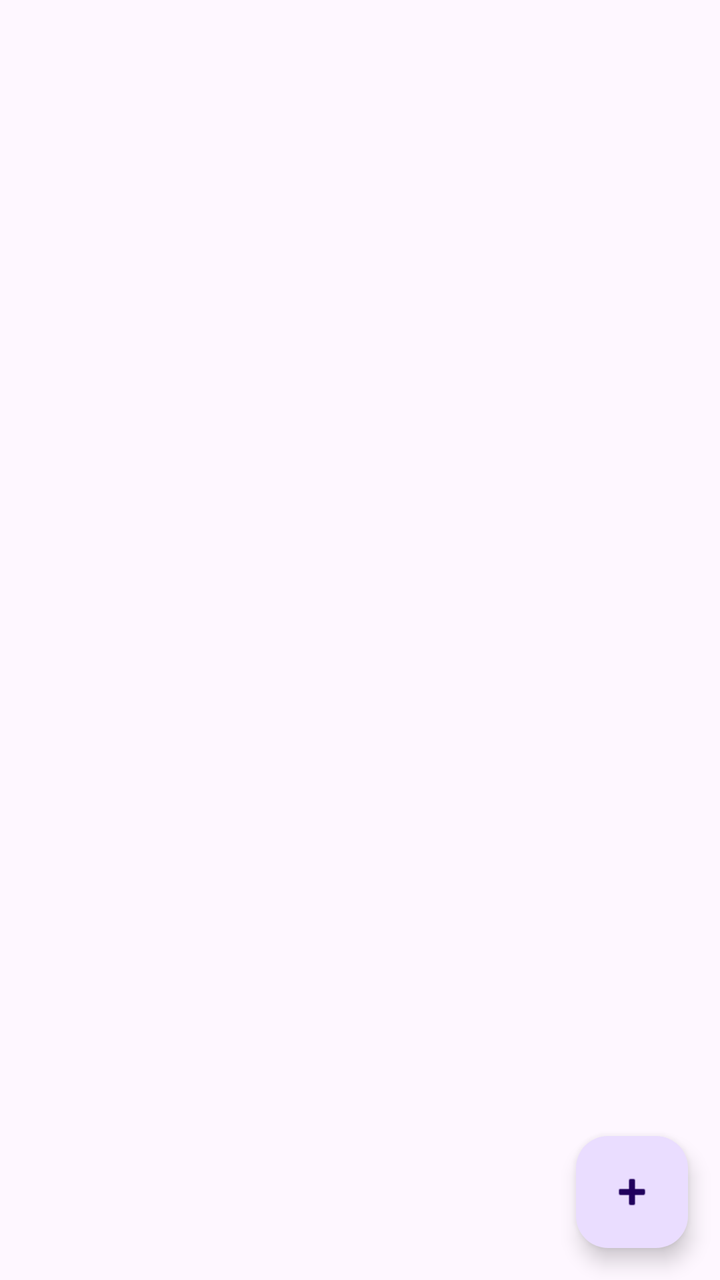
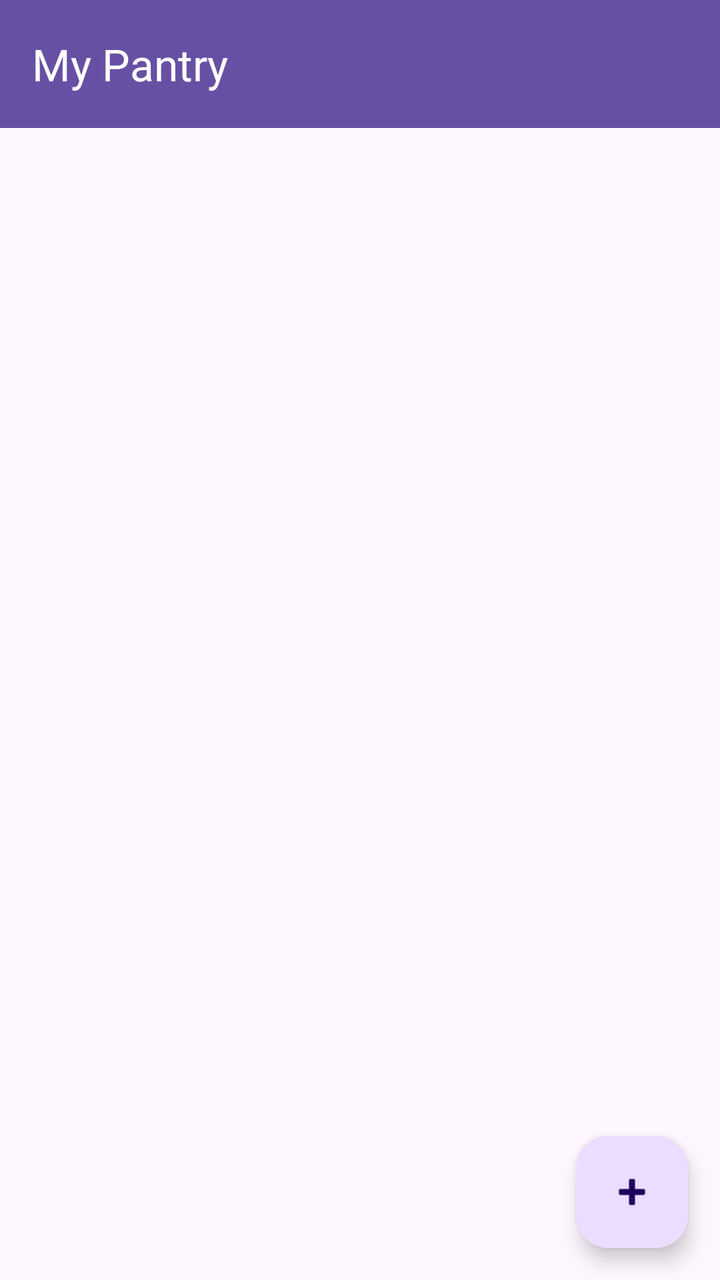

The first picture is an Android layout as it rendered before a commit; the second is the same layout after the commit. The layout source and the unified diff follow.
<!-- AndroidManifest.xml: application theme Theme.SmartPantryManager -->
<!-- res/layout/activity_main.xml -->
<?xml version="1.0" encoding="utf-8"?>
<androidx.coordinatorlayout.widget.CoordinatorLayout
    xmlns:android="http://schemas.android.com/apk/res/android"
    xmlns:app="http://schemas.android.com/apk/res-auto"
    xmlns:tools="http://schemas.android.com/tools"
    android:layout_width="match_parent"
    android:layout_height="match_parent"
    tools:context=".MainActivity">

    <androidx.recyclerview.widget.RecyclerView
        android:id="@+id/recyclerViewPantry"
        android:layout_width="match_parent"
        android:layout_height="match_parent"
        android:clipToPadding="false"
        android:paddingBottom="80dp" />

    
    <TextView
        android:id="@+id/tvEmptyPantry"
        android:layout_width="wrap_content"
        android:layout_height="wrap_content"
        android:layout_gravity="center"
        android:text="Your pantry is empty.\nAdd some ingredients!"
        android:textAlignment="center"
        android:textSize="18sp"
        android:visibility="gone" />

    
    <com.google.android.material.floatingactionbutton.FloatingActionButton
        android:id="@+id/fabAddItem"
        android:layout_width="wrap_content"
        android:layout_height="wrap_content"
        android:layout_gravity="bottom|end"
        android:layout_margin="16dp"
        android:contentDescription="Add Ingredient"
        app:srcCompat="@android:drawable/ic_input_add" />

</androidx.coordinatorlayout.widget.CoordinatorLayout>
<!-- resources referenced by this layout -->
<resources>
  <style name="Theme.SmartPantryManager" parent="Base.Theme.SmartPantryManager" />
  <style name="Base.Theme.SmartPantryManager" parent="Theme.Material3.DayNight.NoActionBar">
          
          
      </style>
</resources>

<!-- the commit's change to res/layout/activity_main.xml (unified diff, before → after) -->
@@ -1,38 +1,58 @@
 <?xml version="1.0" encoding="utf-8"?>
-<androidx.coordinatorlayout.widget.CoordinatorLayout
-    xmlns:android="http://schemas.android.com/apk/res/android"
+<LinearLayout xmlns:android="http://schemas.android.com/apk/res/android"
     xmlns:app="http://schemas.android.com/apk/res-auto"
     xmlns:tools="http://schemas.android.com/tools"
     android:layout_width="match_parent"
     android:layout_height="match_parent"
+    android:orientation="vertical"
+    android:fitsSystemWindows="true"
     tools:context=".MainActivity">
 
-    <androidx.recyclerview.widget.RecyclerView
-        android:id="@+id/recyclerViewPantry"
+    <com.google.android.material.appbar.AppBarLayout
         android:layout_width="match_parent"
-        android:layout_height="match_parent"
-        android:clipToPadding="false"
-        android:paddingBottom="80dp" />
+        android:layout_height="wrap_content"
+        android:background="?attr/colorPrimary">
+
+        <com.google.android.material.appbar.MaterialToolbar
+            android:id="@+id/toolbarMain"
+            android:layout_width="match_parent"
+            android:layout_height="?attr/actionBarSize"
+            app:title="My Pantry"
+            app:titleTextColor="@android:color/white" />
+
+    </com.google.android.material.appbar.AppBarLayout>
 
     
-    <TextView
-        android:id="@+id/tvEmptyPantry"
-        android:layout_width="wrap_content"
-        android:layout_height="wrap_content"
-        android:layout_gravity="center"
-        android:text="Your pantry is empty.\nAdd some ingredients!"
-        android:textAlignment="center"
-        android:textSize="18sp"
-        android:visibility="gone" />
+    <androidx.coordinatorlayout.widget.CoordinatorLayout
+        android:layout_width="match_parent"
+        android:layout_height="0dp"
+        android:layout_weight="1">
 
-    
-    <com.google.android.material.floatingactionbutton.FloatingActionButton
-        android:id="@+id/fabAddItem"
-        android:layout_width="wrap_content"
-        android:layout_height="wrap_content"
-        android:layout_gravity="bottom|end"
-        android:layout_margin="16dp"
-        android:contentDescription="Add Ingredient"
-        app:srcCompat="@android:drawable/ic_input_add" />
+        <androidx.recyclerview.widget.RecyclerView
+            android:id="@+id/recyclerViewPantry"
+            android:layout_width="match_parent"
+            android:layout_height="match_parent"
+            android:clipToPadding="false"
+            android:paddingBottom="80dp" />
 
-</androidx.coordinatorlayout.widget.CoordinatorLayout>
+        <TextView
+            android:id="@+id/tvEmptyPantry"
+            android:layout_width="wrap_content"
+            android:layout_height="wrap_content"
+            android:layout_gravity="center"
+            android:text="Your pantry is empty.\nAdd some ingredients!"
+            android:textAlignment="center"
+            android:textSize="18sp"
+            android:visibility="gone" />
+
+        <com.google.android.material.floatingactionbutton.FloatingActionButton
+            android:id="@+id/fabAddItem"
+            android:layout_width="wrap_content"
+            android:layout_height="wrap_content"
+            android:layout_gravity="bottom|end"
+            android:layout_margin="16dp"
+            android:contentDescription="Add Ingredient"
+            app:srcCompat="@android:drawable/ic_input_add" />
+    </androidx.coordinatorlayout.widget.CoordinatorLayout>
+
+</LinearLayout>
